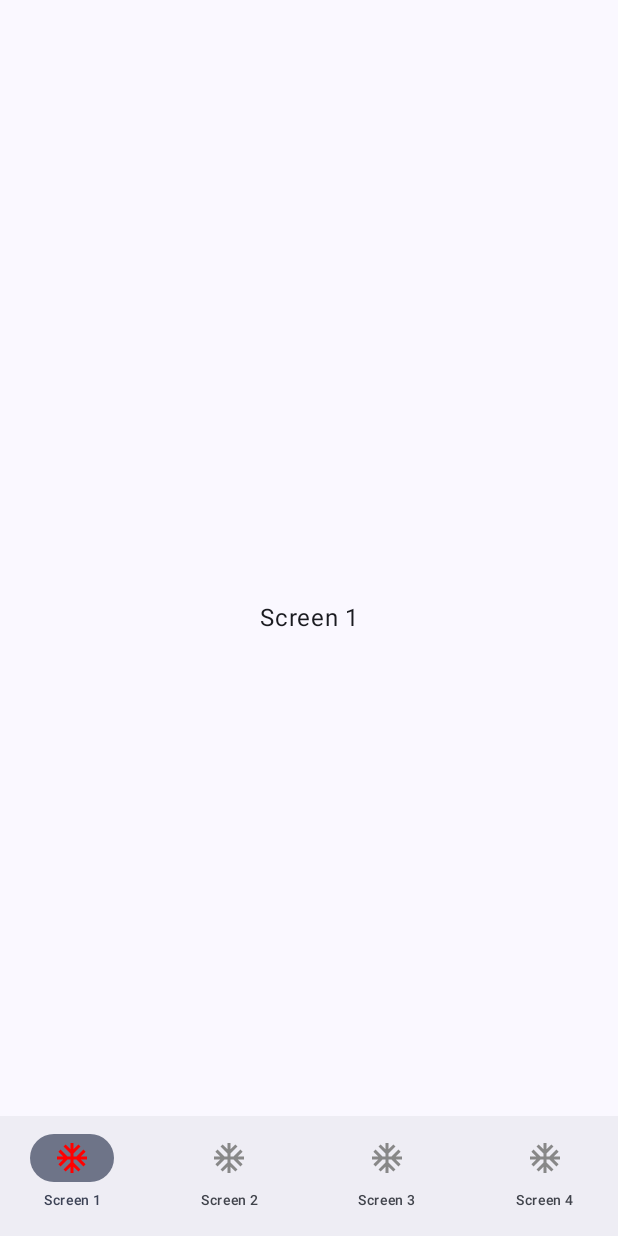
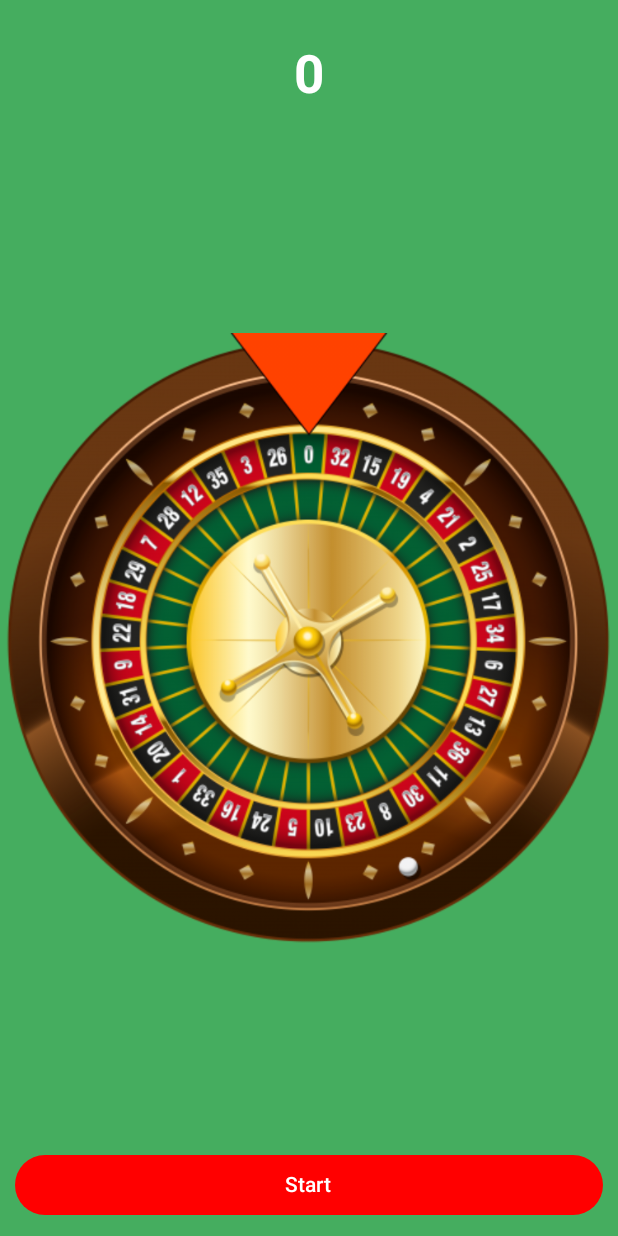
Before and after one commit to Shevy-D/ComposeLessonYouTube, an Android app built with Jetpack Compose: the screen it shows after launch (MainActivity), on a phone screen of 412 x 824 dp. Run offline under Robolectric (Android 15) with nearby library versions, the phone set to English and light mode, and no system bars.

Commit message:
The Roulette Game

```diff
--- a/app/src/main/java/com/shevy/composelessonyoutube/MainActivity.kt
+++ b/app/src/main/java/com/shevy/composelessonyoutube/MainActivity.kt
@@ -3,8 +3,12 @@ package com.shevy.composelessonyoutube
 import android.os.Bundle
 import androidx.activity.ComponentActivity
 import androidx.activity.compose.setContent
-import com.shevy.composelessonyoutube.bottom_navigation.MainScreen
+import androidx.compose.foundation.layout.fillMaxSize
+import androidx.compose.material3.Surface
+import androidx.compose.ui.Modifier
+import com.shevy.composelessonyoutube.ui.RuleScreen
 import com.shevy.composelessonyoutube.ui.theme.ComposeLessonYouTubeTheme
+import com.shevy.composelessonyoutube.ui.theme.GreenBg
 
 class MainActivity : ComponentActivity() {
 
@@ -12,7 +16,13 @@ class MainActivity : ComponentActivity() {
         super.onCreate(savedInstanceState)
         setContent {
             ComposeLessonYouTubeTheme {
-                MainScreen()
+                // A surface container using the 'background' color from the theme
+                Surface(
+                    modifier = Modifier.fillMaxSize(),
+                    color = GreenBg
+                ) {
+                    RuleScreen()
+                }
             }
         }
     }
--- a/app/src/main/java/com/shevy/composelessonyoutube/bottom_navigation/BottomItem.kt
+++ /dev/null
@@ -1,10 +0,0 @@
-package com.shevy.composelessonyoutube.bottom_navigation
-
-import com.shevy.composelessonyoutube.R
-
-sealed class BottomItem(val title: String, val iconId: Int, val route: String) {
-    object Screen1 : BottomItem("Screen 1", R.drawable.icon, "screen_1")
-    object Screen2 : BottomItem("Screen 2", R.drawable.icon, "screen_2")
-    object Screen3 : BottomItem("Screen 3", R.drawable.icon, "screen_3")
-    object Screen4 : BottomItem("Screen 4", R.drawable.icon, "screen_4")
-}
--- a/app/src/main/java/com/shevy/composelessonyoutube/bottom_navigation/BottomNavigation.kt
+++ /dev/null
@@ -1,59 +0,0 @@
-package com.shevy.composelessonyoutube.bottom_navigation
-
-import androidx.compose.foundation.background
-import androidx.compose.material3.Icon
-import androidx.compose.material3.NavigationBar
-import androidx.compose.material3.NavigationBarItem
-import androidx.compose.material3.NavigationBarItemDefaults
-import androidx.compose.material3.Text
-import androidx.compose.runtime.Composable
-import androidx.compose.runtime.getValue
-import androidx.compose.ui.Modifier
-import androidx.compose.ui.graphics.Color
-import androidx.compose.ui.res.painterResource
-import androidx.compose.ui.unit.sp
-import androidx.navigation.NavController
-import androidx.navigation.compose.currentBackStackEntryAsState
-
-@Composable
-fun BottomNavigation(
-    navController: NavController
-) {
-    val listItems = listOf(
-        BottomItem.Screen1,
-        BottomItem.Screen2,
-        BottomItem.Screen3,
-        BottomItem.Screen4
-    )
-    NavigationBar(Modifier.background(Color.White)) {
-        val backStackEntry by navController.currentBackStackEntryAsState()
-        val currentRoute = backStackEntry?.destination?.route
-        listItems.forEach { item ->
-            NavigationBarItem(
-                selected = currentRoute == item.route,
-                onClick = {
-                    navController.navigate(item.route)
-                },
-                icon = {
-                    Icon(
-                        painter = painterResource(id = item.iconId),
-                        contentDescription = "Icon"
-                    )
-                },
-                label = {
-                    Text(
-                        text = item.title,
-                        fontSize = 9.sp
-                    )
-                },
-                colors = NavigationBarItemDefaults.colors(
-                    selectedIconColor = Color.Red,
-                    unselectedIconColor = Color.Gray,
-                    //selectedTextColor = AppDefaults.navigationSelectedItemColor(),
-                    //unselectedTextColor = AppDefaults.navigationContentColor(),
-                    //indicatorColor = AppDefaults.navigationIndicatorColor()
-                )
-            )
-        }
-    }
-}
--- a/app/src/main/java/com/shevy/composelessonyoutube/bottom_navigation/MainScreen.kt
+++ /dev/null
@@ -1,21 +0,0 @@
-package com.shevy.composelessonyoutube.bottom_navigation
-
-import android.annotation.SuppressLint
-import androidx.compose.material3.ExperimentalMaterial3Api
-import androidx.compose.material3.Scaffold
-import androidx.compose.runtime.Composable
-import androidx.navigation.compose.rememberNavController
-
-@OptIn(ExperimentalMaterial3Api::class)
-@SuppressLint("UnusedMaterialScaffoldPaddingParameter", "UnusedMaterial3ScaffoldPaddingParameter")
-@Composable
-fun MainScreen() {
-    val navController = rememberNavController()
-    Scaffold(
-        bottomBar = {
-            BottomNavigation(navController = navController)
-        }
-    ) {
-        NavGraph(navHostController = navController)
-    }
-}
--- a/app/src/main/java/com/shevy/composelessonyoutube/bottom_navigation/NavGraph.kt
+++ /dev/null
@@ -1,26 +0,0 @@
-package com.shevy.composelessonyoutube.bottom_navigation
-
-import androidx.compose.runtime.Composable
-import androidx.navigation.NavHostController
-import androidx.navigation.compose.NavHost
-import androidx.navigation.compose.composable
-
-@Composable
-fun NavGraph(
-    navHostController: NavHostController
-) {
-    NavHost(navController = navHostController, startDestination = "screen_1"){
-        composable("screen_1"){
-            Screen1()
-        }
-        composable("screen_2"){
-            Screen2()
-        }
-        composable("screen_3"){
-            Screen3()
-        }
-        composable("screen_4"){
-            Screen4()
-        }
-    }
-}
--- /dev/null
+++ b/app/src/main/java/com/shevy/composelessonyoutube/ui/RuleScreen.kt
@@ -0,0 +1,107 @@
+package com.shevy.composelessonyoutube.ui
+
+import android.util.Log
+import androidx.compose.animation.core.LinearOutSlowInEasing
+import androidx.compose.animation.core.animateFloatAsState
+import androidx.compose.animation.core.tween
+import androidx.compose.foundation.Image
+import androidx.compose.foundation.layout.Arrangement
+import androidx.compose.foundation.layout.Box
+import androidx.compose.foundation.layout.Column
+import androidx.compose.foundation.layout.fillMaxSize
+import androidx.compose.foundation.layout.fillMaxWidth
+import androidx.compose.foundation.layout.height
+import androidx.compose.foundation.layout.padding
+import androidx.compose.foundation.layout.wrapContentHeight
+import androidx.compose.foundation.layout.wrapContentWidth
+import androidx.compose.material3.Button
+import androidx.compose.material3.ButtonDefaults
+import androidx.compose.material3.Text
+import androidx.compose.runtime.Composable
+import androidx.compose.runtime.getValue
+import androidx.compose.runtime.mutableFloatStateOf
+import androidx.compose.runtime.mutableIntStateOf
+import androidx.compose.runtime.remember
+import androidx.compose.runtime.setValue
+import androidx.compose.ui.Modifier
+import androidx.compose.ui.draw.rotate
+import androidx.compose.ui.graphics.Color.Companion.Red
+import androidx.compose.ui.graphics.Color.Companion.White
+import androidx.compose.ui.res.painterResource
+import androidx.compose.ui.text.font.FontWeight
+import androidx.compose.ui.tooling.preview.Preview
+import androidx.compose.ui.unit.dp
+import androidx.compose.ui.unit.sp
+import com.shevy.composelessonyoutube.R
+
+@Preview(showBackground = true)
+@Composable
+fun RuleScreen() {
+    var rotationValue by remember {
+        mutableFloatStateOf(0f)
+    }
+    var number by remember {
+        mutableIntStateOf(0)
+    }
+
+    val angle: Float by animateFloatAsState(
+        targetValue = rotationValue,
+        animationSpec = tween(
+            durationMillis = 2000,
+            easing = LinearOutSlowInEasing
+        ),
+        finishedListener = {
+            val index = (365f - (rotationValue % 360f)) / (360f / ValueList.list.size)
+            number = ValueList.list[index.toInt()]
+        }, label = ""
+    )
+    Log.d("MyLog", "angle: $angle")
+
+    Column(
+        modifier = Modifier.fillMaxSize(),
+        verticalArrangement = Arrangement.SpaceBetween
+    ) {
+        Text(
+            modifier = Modifier
+                .fillMaxWidth()
+                .height(100.dp)
+                .wrapContentHeight()
+                .wrapContentWidth(),
+            text = number.toString(),
+            fontWeight = FontWeight.Bold,
+            fontSize = 35.sp,
+            color = White
+        )
+        Box(
+            modifier = Modifier
+                .weight(1f)
+                .fillMaxSize()
+        ) {
+            Image(
+                painter = painterResource(id = R.drawable.ruleta),
+                contentDescription = "Ruleta",
+                modifier = Modifier
+                    .fillMaxSize()
+                    .rotate(angle)
+            )
+            Image(
+                painter = painterResource(id = R.drawable.flecha),
+                contentDescription = "Arrow",
+                modifier = Modifier.fillMaxSize()
+            )
+        }
+        Button(
+            onClick = { rotationValue = ((0..360).random().toFloat() + 720) + angle },
+            colors = ButtonDefaults.buttonColors(Red),
+            modifier = Modifier
+                .fillMaxWidth()
+                .padding(10.dp)
+        ) {
+            Text(
+                text = "Start",
+                color = White
+            )
+        }
+
+    }
+}
--- a/app/src/main/java/com/shevy/composelessonyoutube/ui/theme/Color.kt
+++ b/app/src/main/java/com/shevy/composelessonyoutube/ui/theme/Color.kt
@@ -8,6 +8,13 @@ val Pink80 = Color(0xFFEFB8C8)
 val Green80 = Color(0xFFE8F5E9)
 val BlueLight   = Color(0x6603A9F4)
 
+val Purple200 = Color(0xFFBB86FC)
+val Purple500 = Color(0xFF6200EE)
+val Purple700 = Color(0xFF3700B3)
+val Teal200 = Color(0xFF03DAC5)
+val GreenBg = Color(0xFF45AD5F)
+val Red = Color(0xFFF44336)
+
 val Purple40 = Color(0xFF6650a4)
 val PurpleGrey40 = Color(0xFF625b71)
 val Pink40 = Color(0xFF7D5260)
--- a/app/src/main/res/drawable/icon.xml
+++ /dev/null
@@ -1,5 +0,0 @@
-<vector android:height="24dp" android:tint="#000001"
-    android:viewportHeight="24" android:viewportWidth="24"
-    android:width="24dp" xmlns:android="http://schemas.android.com/apk/res/android">
-    <path android:fillColor="@android:color/white" android:pathData="M22,11h-4.17l3.24,-3.24 -1.41,-1.42L15,11h-2V9l4.66,-4.66 -1.42,-1.41L13,6.17V2h-2v4.17L7.76,2.93 6.34,4.34 11,9v2H9L4.34,6.34 2.93,7.76 6.17,11H2v2h4.17l-3.24,3.24 1.41,1.42L9,13h2v2l-4.66,4.66 1.42,1.41L11,17.83V22h2v-4.17l3.24,3.24 1.42,-1.41L13,15v-2h2l4.66,4.66 1.41,-1.42L17.83,13H22z"/>
-</vector>
```
Also changed, not shown: app/src/main/java/com/shevy/composelessonyoutube/bottom_navigation/Screens.kt (deleted, +0 -52 lines), app/src/main/java/com/shevy/composelessonyoutube/ui/NumberUtils.kt (added, +44 -0 lines), app/src/main/res/drawable/flecha.png (added), app/src/main/res/drawable/ruleta.png (added).
